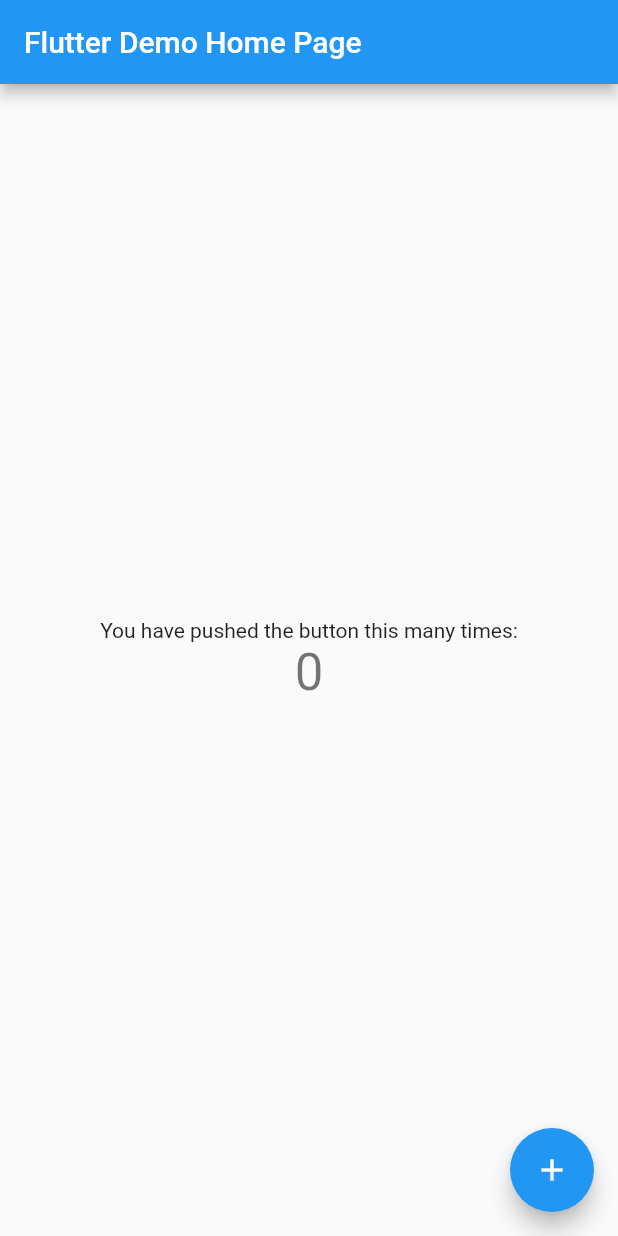
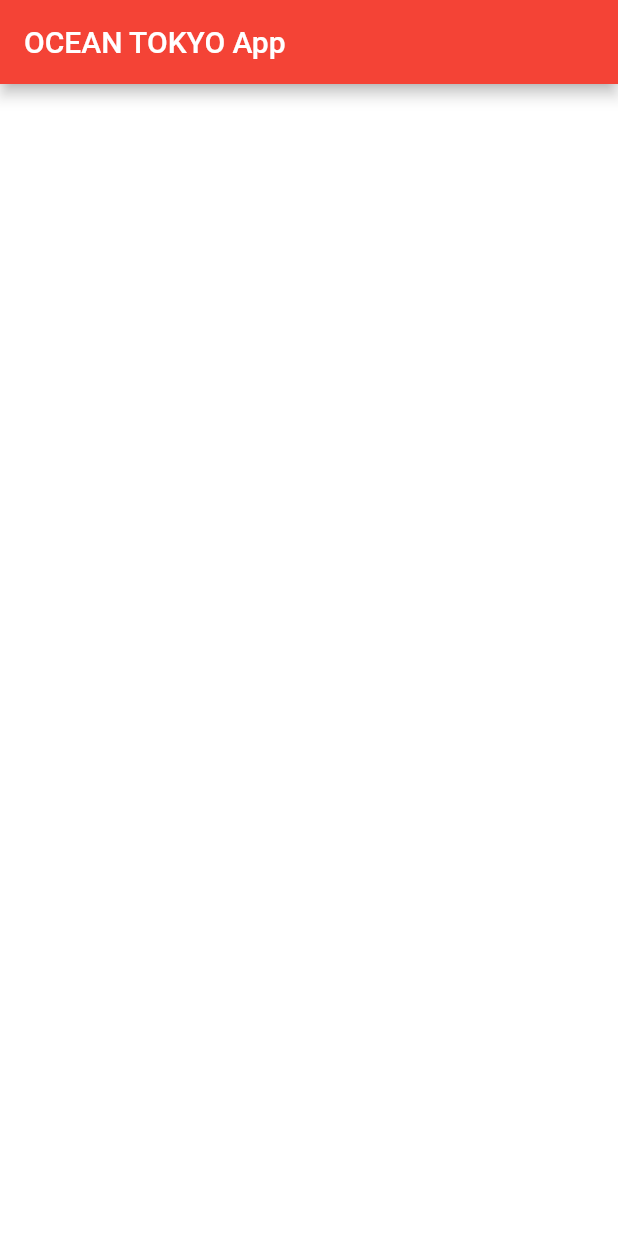
Before and after one commit to ohyeaho/ocean_tokyo_app, a Flutter app: the screen it shows after launch, on a phone screen of 412 x 824 dp. Run offline on Flutter 3.47's test engine with Material 2 defaults, Android fonts, the phone set to English and light mode, and no system bars; our stand-ins replace firebase_auth, firebase_core; accounts and stored records are empty.

Commit message:
created main_page and set firebase

```diff
--- a/lib/main.dart
+++ b/lib/main.dart
@@ -1,115 +1,40 @@
+import 'package:firebase_auth/firebase_auth.dart';
+import 'package:firebase_core/firebase_core.dart';
 import 'package:flutter/material.dart';
+import 'package:ocean_tokyo_app/screens/main_page.dart';
+import 'package:ocean_tokyo_app/utils/authentication.dart';
+import 'package:provider/provider.dart';
 
-void main() {
-  runApp(const MyApp());
+void main() async {
+  WidgetsFlutterBinding.ensureInitialized();
+  await Firebase.initializeApp();
+  runApp(MyApp());
 }
 
 class MyApp extends StatelessWidget {
-  const MyApp({Key? key}) : super(key: key);
-
-  // This widget is the root of your application.
   @override
   Widget build(BuildContext context) {
-    return MaterialApp(
-      title: 'Flutter Demo',
-      theme: ThemeData(
-        // This is the theme of your application.
-        //
-        // Try running your application with "flutter run". You'll see the
-        // application has a blue toolbar. Then, without quitting the app, try
-        // changing the primarySwatch below to Colors.green and then invoke
-        // "hot reload" (press "r" in the console where you ran "flutter run",
-        // or simply save your changes to "hot reload" in a Flutter IDE).
-        // Notice that the counter didn't reset back to zero; the application
-        // is not restarted.
-        primarySwatch: Colors.blue,
+    return MultiProvider(
+      providers: [
+        Provider<Authentication>(
+            create: (_) => Authentication(FirebaseAuth.instance)),
+        StreamProvider(
+          create: (context) => context.read<Authentication>().authState,
+          initialData: null,
+        )
+      ],
+      child: MaterialApp(
+        debugShowCheckedModeBanner: false,
+        title: 'OCEAN TOKYO App',
+        theme: ThemeData(
+          primarySwatch: Colors.red,
+          scaffoldBackgroundColor: Colors.white,
+          textTheme: Theme.of(context).textTheme.apply(
+                bodyColor: Colors.white,
+              ),
+        ),
+        home: const MainPage(),
       ),
-      home: const MyHomePage(title: 'Flutter Demo Home Page'),
     );
   }
 }
-
-class MyHomePage extends StatefulWidget {
-  const MyHomePage({Key? key, required this.title}) : super(key: key);
-
-  // This widget is the home page of your application. It is stateful, meaning
-  // that it has a State object (defined below) that contains fields that affect
-  // how it looks.
-
-  // This class is the configuration for the state. It holds the values (in this
-  // case the title) provided by the parent (in this case the App widget) and
-  // used by the build method of the State. Fields in a Widget subclass are
-  // always marked "final".
-
-  final String title;
-
-  @override
-  State<MyHomePage> createState() => _MyHomePageState();
-}
-
-class _MyHomePageState extends State<MyHomePage> {
-  int _counter = 0;
-
-  void _incrementCounter() {
-    setState(() {
-      // This call to setState tells the Flutter framework that something has
-      // changed in this State, which causes it to rerun the build method below
-      // so that the display can reflect the updated values. If we changed
-      // _counter without calling setState(), then the build method would not be
-      // called again, and so nothing would appear to happen.
-      _counter++;
-    });
-  }
-
-  @override
-  Widget build(BuildContext context) {
-    // This method is rerun every time setState is called, for instance as done
-    // by the _incrementCounter method above.
-    //
-    // The Flutter framework has been optimized to make rerunning build methods
-    // fast, so that you can just rebuild anything that needs updating rather
-    // than having to individually change instances of widgets.
-    return Scaffold(
-      appBar: AppBar(
-        // Here we take the value from the MyHomePage object that was created by
-        // the App.build method, and use it to set our appbar title.
-        title: Text(widget.title),
-      ),
-      body: Center(
-        // Center is a layout widget. It takes a single child and positions it
-        // in the middle of the parent.
-        child: Column(
-          // Column is also a layout widget. It takes a list of children and
-          // arranges them vertically. By default, it sizes itself to fit its
-          // children horizontally, and tries to be as tall as its parent.
-          //
-          // Invoke "debug painting" (press "p" in the console, choose the
-          // "Toggle Debug Paint" action from the Flutter Inspector in Android
-          // Studio, or the "Toggle Debug Paint" command in Visual Studio Code)
-          // to see the wireframe for each widget.
-          //
-          // Column has various properties to control how it sizes itself and
-          // how it positions its children. Here we use mainAxisAlignment to
-          // center the children vertically; the main axis here is the vertical
-          // axis because Columns are vertical (the cross axis would be
-          // horizontal).
-          mainAxisAlignment: MainAxisAlignment.center,
-          children: <Widget>[
-            const Text(
-              'You have pushed the button this many times:',
-            ),
-            Text(
-              '$_counter',
-              style: Theme.of(context).textTheme.headline4,
-            ),
-          ],
-        ),
-      ),
-      floatingActionButton: FloatingActionButton(
-        onPressed: _incrementCounter,
-        tooltip: 'Increment',
-        child: const Icon(Icons.add),
-      ), // This trailing comma makes auto-formatting nicer for build methods.
-    );
-  }
-}
--- /dev/null
+++ b/lib/screens/main_page.dart
@@ -0,0 +1,14 @@
+import 'package:flutter/material.dart';
+
+class MainPage extends StatelessWidget {
+  const MainPage({Key? key}) : super(key: key);
+
+  @override
+  Widget build(BuildContext context) {
+    return Scaffold(
+      appBar: AppBar(
+        title: const Text('OCEAN TOKYO App'),
+      ),
+    );
+  }
+}
--- a/pubspec.yaml
+++ b/pubspec.yaml
@@ -34,6 +34,10 @@ dependencies:
   # The following adds the Cupertino Icons font to your application.
   # Use with the CupertinoIcons class for iOS style icons.
   cupertino_icons: ^1.0.2
+  firebase_core: ^1.5.0
+  firebase_auth: ^3.0.2
+  cloud_firestore: ^2.5.0
+  provider: ^6.0.0
 
 dev_dependencies:
   flutter_test:
```
Also changed, not shown: lib/utils/authentication.dart (added, +76 -0 lines), pubspec.lock, 7 other files.
